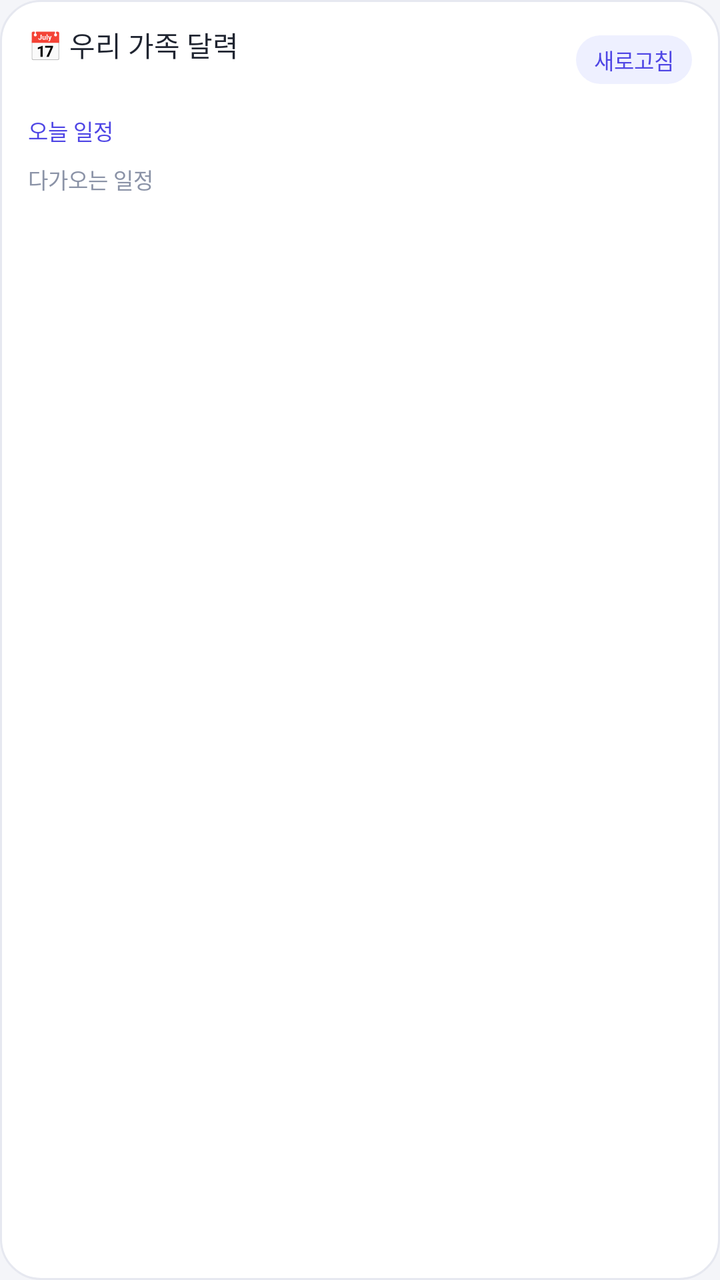
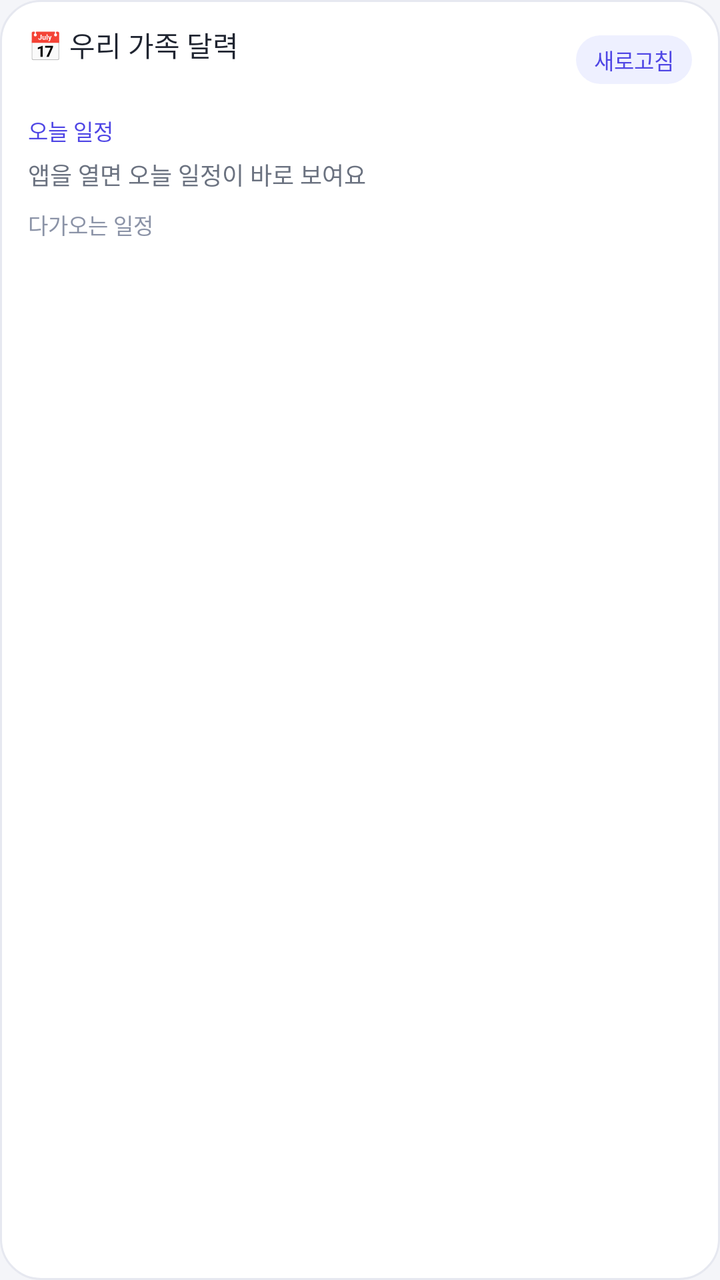

An Android layout rendered at two revisions. The XML below is the earlier revision; the diff shows what the commit changed to produce the second picture.
<!-- AndroidManifest.xml: application theme AppTheme -->
<!-- res/layout/widget_calendar.xml -->
<?xml version="1.0" encoding="utf-8"?>
<LinearLayout xmlns:android="http://schemas.android.com/apk/res/android"
    android:id="@+id/widgetRoot"
    android:layout_width="match_parent"
    android:layout_height="match_parent"
    android:orientation="vertical"
    android:background="@drawable/widget_bg"
    android:paddingLeft="14dp"
    android:paddingRight="14dp"
    android:paddingTop="12dp"
    android:paddingBottom="12dp">

    
    <LinearLayout
        android:layout_width="match_parent"
        android:layout_height="wrap_content"
        android:orientation="horizontal"
        android:gravity="center_vertical">

        <LinearLayout
            android:layout_width="0dp"
            android:layout_height="wrap_content"
            android:layout_weight="1"
            android:orientation="vertical">

            <TextView
                android:id="@+id/widgetTitle"
                android:layout_width="wrap_content"
                android:layout_height="wrap_content"
                android:text="@string/widget_title"
                android:textColor="#1f2430"
                android:textSize="14sp"
                android:fontFamily="sans-serif-medium"
                android:maxLines="1"
                android:ellipsize="end" />

            <TextView
                android:id="@+id/widgetDate"
                android:layout_width="wrap_content"
                android:layout_height="wrap_content"
                android:layout_marginTop="1dp"
                android:textColor="#6b7280"
                android:textSize="11sp"
                android:maxLines="1" />
        </LinearLayout>

        <TextView
            android:id="@+id/widgetRefresh"
            android:layout_width="wrap_content"
            android:layout_height="wrap_content"
            android:layout_marginLeft="8dp"
            android:background="@drawable/widget_chip"
            android:fontFamily="sans-serif-medium"
            android:paddingLeft="9dp"
            android:paddingRight="9dp"
            android:paddingTop="4dp"
            android:paddingBottom="4dp"
            android:text="@string/widget_refresh"
            android:textColor="#4f46e5"
            android:textSize="11sp"
            android:maxLines="1" />
    </LinearLayout>

    
    <TextView
        android:id="@+id/todayHeader"
        android:layout_width="match_parent"
        android:layout_height="wrap_content"
        android:layout_marginTop="9dp"
        android:text="@string/widget_today"
        android:textColor="#4f46e5"
        android:textSize="11sp"
        android:fontFamily="sans-serif-medium"
        android:maxLines="1"
        android:ellipsize="end" />

    <TextView
        android:id="@+id/widgetEmpty"
        android:layout_width="match_parent"
        android:layout_height="wrap_content"
        android:layout_marginTop="5dp"
        android:textColor="#6b7280"
        android:textSize="12sp"
        android:visibility="gone"
        android:maxLines="2"
        android:ellipsize="end" />

    <LinearLayout
        android:id="@+id/todayRow1"
        android:layout_width="match_parent"
        android:layout_height="wrap_content"
        android:layout_marginTop="4dp"
        android:orientation="horizontal"
        android:gravity="center_vertical"
        android:visibility="gone">

        <TextView
            android:id="@+id/todayTime1"
            android:layout_width="42dp"
            android:layout_height="wrap_content"
            android:textColor="#4f46e5"
            android:textSize="11sp"
            android:fontFamily="sans-serif-medium"
            android:maxLines="1" />

        <TextView
            android:id="@+id/todayText1"
            android:layout_width="0dp"
            android:layout_height="wrap_content"
            android:layout_weight="1"
            android:textColor="#1f2430"
            android:textSize="12sp"
            android:maxLines="1"
            android:ellipsize="end" />
    </LinearLayout>

    <LinearLayout
        android:id="@+id/todayRow2"
        android:layout_width="match_parent"
        android:layout_height="wrap_content"
        android:layout_marginTop="4dp"
        android:orientation="horizontal"
        android:gravity="center_vertical"
        android:visibility="gone">

        <TextView
            android:id="@+id/todayTime2"
            android:layout_width="42dp"
            android:layout_height="wrap_content"
            android:textColor="#4f46e5"
            android:textSize="11sp"
            android:fontFamily="sans-serif-medium"
            android:maxLines="1" />

        <TextView
            android:id="@+id/todayText2"
            android:layout_width="0dp"
            android:layout_height="wrap_content"
            android:layout_weight="1"
            android:textColor="#1f2430"
            android:textSize="12sp"
            android:maxLines="1"
            android:ellipsize="end" />
    </LinearLayout>

    <LinearLayout
        android:id="@+id/todayRow3"
        android:layout_width="match_parent"
        android:layout_height="wrap_content"
        android:layout_marginTop="4dp"
        android:orientation="horizontal"
        android:gravity="center_vertical"
        android:visibility="gone">

        <TextView
            android:id="@+id/todayTime3"
            android:layout_width="42dp"
            android:layout_height="wrap_content"
            android:textColor="#4f46e5"
            android:textSize="11sp"
            android:fontFamily="sans-serif-medium"
            android:maxLines="1" />

        <TextView
            android:id="@+id/todayText3"
            android:layout_width="0dp"
            android:layout_height="wrap_content"
            android:layout_weight="1"
            android:textColor="#1f2430"
            android:textSize="12sp"
            android:maxLines="1"
            android:ellipsize="end" />
    </LinearLayout>

    
    <TextView
        android:id="@+id/upcomingHeader"
        android:layout_width="match_parent"
        android:layout_height="wrap_content"
        android:layout_marginTop="8dp"
        android:text="@string/widget_upcoming"
        android:textColor="#8b93a7"
        android:textSize="11sp"
        android:fontFamily="sans-serif-medium"
        android:maxLines="1"
        android:ellipsize="end" />

    <LinearLayout
        android:id="@+id/upRow1"
        android:layout_width="match_parent"
        android:layout_height="wrap_content"
        android:layout_marginTop="3dp"
        android:orientation="horizontal"
        android:gravity="center_vertical"
        android:visibility="gone">

        <TextView
            android:id="@+id/upDate1"
            android:layout_width="62dp"
            android:layout_height="wrap_content"
            android:textColor="#8b93a7"
            android:textSize="11sp"
            android:maxLines="1" />

        <TextView
            android:id="@+id/upText1"
            android:layout_width="0dp"
            android:layout_height="wrap_content"
            android:layout_weight="1"
            android:textColor="#3b4152"
            android:textSize="12sp"
            android:maxLines="1"
            android:ellipsize="end" />
    </LinearLayout>

    <LinearLayout
        android:id="@+id/upRow2"
        android:layout_width="match_parent"
        android:layout_height="wrap_content"
        android:layout_marginTop="3dp"
        android:orientation="horizontal"
        android:gravity="center_vertical"
        android:visibility="gone">

        <TextView
            android:id="@+id/upDate2"
            android:layout_width="62dp"
            android:layout_height="wrap_content"
            android:textColor="#8b93a7"
            android:textSize="11sp"
            android:maxLines="1" />

        <TextView
            android:id="@+id/upText2"
            android:layout_width="0dp"
            android:layout_height="wrap_content"
            android:layout_weight="1"
            android:textColor="#3b4152"
            android:textSize="12sp"
            android:maxLines="1"
            android:ellipsize="end" />
    </LinearLayout>

    <LinearLayout
        android:id="@+id/upRow3"
        android:layout_width="match_parent"
        android:layout_height="wrap_content"
        android:layout_marginTop="3dp"
        android:orientation="horizontal"
        android:gravity="center_vertical"
        android:visibility="gone">

        <TextView
            android:id="@+id/upDate3"
            android:layout_width="62dp"
            android:layout_height="wrap_content"
            android:textColor="#8b93a7"
            android:textSize="11sp"
            android:maxLines="1" />

        <TextView
            android:id="@+id/upText3"
            android:layout_width="0dp"
            android:layout_height="wrap_content"
            android:layout_weight="1"
            android:textColor="#3b4152"
            android:textSize="12sp"
            android:maxLines="1"
            android:ellipsize="end" />
    </LinearLayout>
</LinearLayout>
<!-- resources referenced by this layout -->
<resources>
  <!-- drawable widget_bg (drawable) -->
  <?xml version="1.0" encoding="utf-8"?>
  <shape xmlns:android="http://schemas.android.com/apk/res/android"
      android:shape="rectangle">
      <solid android:color="#FFFFFF" />
      <corners android:radius="20dp" />
      <stroke
          android:width="1dp"
          android:color="#E6E8F0" />
  </shape>
  <!-- drawable widget_chip (drawable) -->
  <?xml version="1.0" encoding="utf-8"?>
  <shape xmlns:android="http://schemas.android.com/apk/res/android"
      android:shape="rectangle">
      <solid android:color="#EEF0FF" />
      <corners android:radius="20dp" />
  </shape>
  <string name="widget_refresh">새로고침</string>
  <string name="widget_title">📅 우리 가족 달력</string>
  <string name="widget_today">오늘 일정</string>
  <string name="widget_upcoming">다가오는 일정</string>
  <style name="AppTheme" parent="@android:style/Theme.Material.Light.NoActionBar">
          <item name="android:statusBarColor">@color/brand</item>
          <item name="android:navigationBarColor">@color/bg</item>
          <item name="android:windowBackground">@color/bg</item>
          <item name="android:windowLightNavigationBar">true</item>
      </style>
  <color name="brand">#4f46e5</color>
  <color name="bg">#f4f5f9</color>
</resources>

<!-- the commit's change to res/layout/widget_calendar.xml (unified diff, before → after) -->
@@ -79,9 +79,9 @@
         android:layout_width="match_parent"
         android:layout_height="wrap_content"
         android:layout_marginTop="5dp"
+        android:text="@string/widget_need_app"
         android:textColor="#6b7280"
         android:textSize="12sp"
-        android:visibility="gone"
         android:maxLines="2"
         android:ellipsize="end" />
 
<!-- resource entries referenced after the edit -->
@@ -17,6 +17,7 @@
       <solid android:color="#EEF0FF" />
       <corners android:radius="20dp" />
   </shape>
+  <string name="widget_need_app">앱을 열면 오늘 일정이 바로 보여요</string>
   <string name="widget_refresh">새로고침</string>
   <string name="widget_title">📅 우리 가족 달력</string>
   <string name="widget_today">오늘 일정</string>
